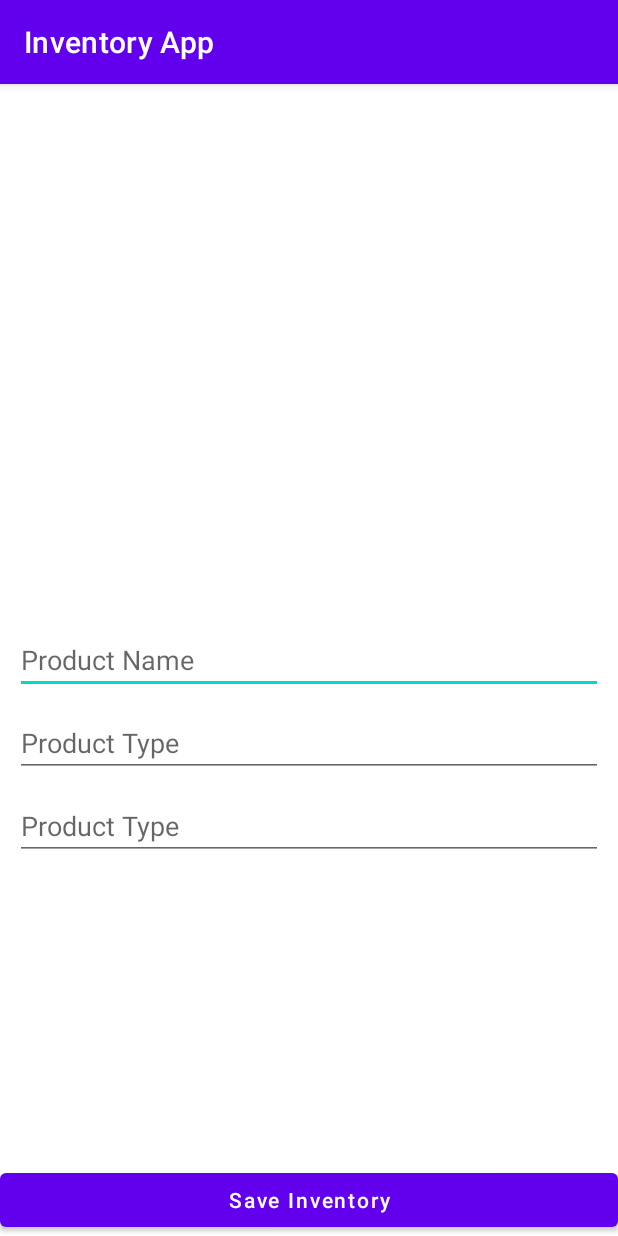
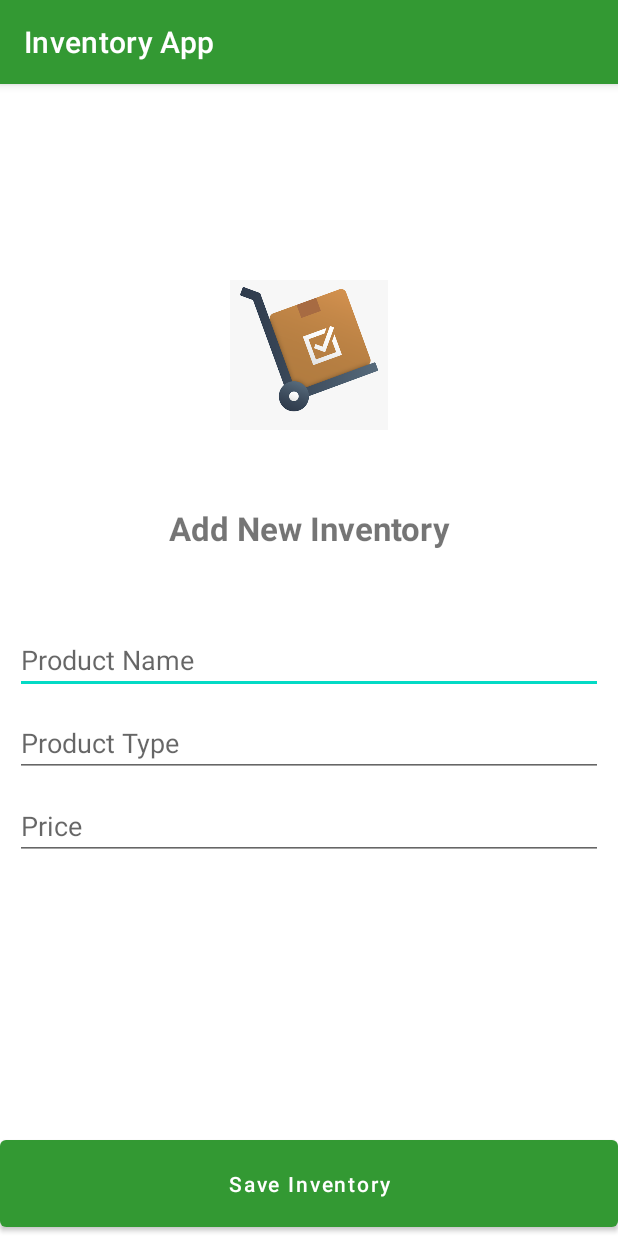
Before and after one commit to mervinkogei/Inventory_App, an Android app: the screen it shows after launch (Inventory_Screen), after a tap on "Add New Inventory", on a phone screen of 412 x 824 dp. Run offline under Robolectric (Android 15) with nearby library versions, the phone set to English and light mode, and no system bars; our stand-ins replace Room's generated code.

Commit message:
Add products Activity

```diff
--- a/app/src/main/java/com/custom/inventoryapp/Adapter/InventoryListAdapter.java
+++ b/app/src/main/java/com/custom/inventoryapp/Adapter/InventoryListAdapter.java
@@ -1,24 +1,64 @@
 package com.custom.inventoryapp.Adapter;
 
+import android.content.Context;
+import android.view.LayoutInflater;
+import android.view.View;
 import android.view.ViewGroup;
+import android.widget.TextView;
 
 import androidx.annotation.NonNull;
 import androidx.recyclerview.widget.RecyclerView;
 
-public class InventoryListAdapter extends RecyclerView.Adapter {
+import com.custom.inventoryapp.R;
+import com.custom.inventoryapp.database.Inventory;
+
+import java.util.List;
+
+public class InventoryListAdapter extends RecyclerView.Adapter <InventoryListAdapter.MyViewHolder>{
+
+    private final Context context;
+    private List<Inventory> inventoryList;
+
+    public InventoryListAdapter(Context context){
+        this.context = context;
+    }
+
+    public void setInventoryList(List<Inventory> inventoryList){
+        this.inventoryList = inventoryList;
+        notifyDataSetChanged();
+
+    }
+
     @NonNull
     @Override
-    public RecyclerView.ViewHolder onCreateViewHolder(@NonNull ViewGroup parent, int viewType) {
-        return null;
+    public InventoryListAdapter.MyViewHolder onCreateViewHolder(@NonNull ViewGroup parent, int viewType) {
+        View view = LayoutInflater.from(context).inflate(R.layout.simple_recycler_view,parent,false);
+
+        return new MyViewHolder(view);
     }
 
     @Override
-    public void onBindViewHolder(@NonNull RecyclerView.ViewHolder holder, int position) {
-
+    public void onBindViewHolder(@NonNull InventoryListAdapter.MyViewHolder holder, int position) {
+        holder.tvname.setText(this.inventoryList.get(position).product_name);
+        holder.tvprice.setText(this.inventoryList.get(position).price);
+        holder.tvtype.setText(this.inventoryList.get(position).product_type);
     }
 
     @Override
     public int getItemCount() {
-        return 0;
+        return this.inventoryList.size();
+    }
+
+    public static class MyViewHolder extends RecyclerView.ViewHolder {
+        TextView tvname;
+        TextView tvtype;
+        TextView tvprice;
+
+        public MyViewHolder(View view){
+            super(view);
+             tvname = view.findViewById(R.id.tvname);
+             tvtype = view.findViewById(R.id.tvtype);
+             tvprice = view.findViewById(R.id.tvprice);
+        }
     }
 }
--- a/app/src/main/java/com/custom/inventoryapp/Inventory_Screen.java
+++ b/app/src/main/java/com/custom/inventoryapp/Inventory_Screen.java
@@ -17,29 +17,30 @@ public class Inventory_Screen extends AppCompatActivity {
         super.onCreate(savedInstanceState);
         setContentView(R.layout.activity_inventory__screen);
 
-        EditText prod_name = findViewById(R.id.prod_name);
-        EditText prod_type = findViewById(R.id.prod_type);
-        EditText prod_price = findViewById(R.id.prod_price);
+        final EditText prod_name = findViewById(R.id.prod_name);
+        final EditText prod_type = findViewById(R.id.prod_type);
+        final EditText prod_price = findViewById(R.id.prod_price);
         Button save_inventory = findViewById(R.id.btn_save);
 
         save_inventory.setOnClickListener(new View.OnClickListener() {
             @Override
             public void onClick(View v) {
                 saveInventory(prod_name.getText().toString(),prod_type.getText().toString(),prod_price.getText().toString());
+
             }
         });
 
     }
 
-    private void saveInventory(String prod_name, String prod_type, String prod_price){
-        AppDatabase db = AppDatabase.getINSTANCE(this.getApplicationContext());
+    private void saveInventory(String product_name, String product_type, String price){
+        AppDatabase db = AppDatabase.getDbINSTANCE(this.getApplicationContext());
 
         Inventory inventory = new Inventory();
-        inventory.product_name = prod_name;
-        inventory.product_type = prod_type;
-        inventory.price = prod_price;
+        inventory.product_name = product_name;
+        inventory.product_type = product_type;
+        inventory.price = price;
 
-        db.inventoryDao().insertInventory();
+        db.inventoryDao().insertInventory(inventory);
 
         finish();
     }
--- a/app/src/main/java/com/custom/inventoryapp/MainActivity.java
+++ b/app/src/main/java/com/custom/inventoryapp/MainActivity.java
@@ -10,13 +10,17 @@ import android.content.Intent;
 import android.os.Bundle;
 import android.view.View;
 import android.widget.Button;
+import android.widget.ScrollView;
 
+import com.custom.inventoryapp.Adapter.InventoryListAdapter;
 import com.custom.inventoryapp.database.AppDatabase;
 import com.custom.inventoryapp.database.Inventory;
 
 import java.util.List;
 
 public class MainActivity extends AppCompatActivity {
+    private InventoryListAdapter inventoryListAdapter;
+
 
     @Override
     protected void onCreate(Bundle savedInstanceState) {
@@ -24,6 +28,15 @@ public class MainActivity extends AppCompatActivity {
         setContentView(R.layout.activity_main);
 
         Button btn_inventory = findViewById(R.id.btn_inventory);
+        Button btn_products = findViewById(R.id.btn_product);
+
+        btn_products.setOnClickListener(new View.OnClickListener() {
+            @Override
+            public void onClick(View v) {
+//                Intent intent = new Intent(MainActivity.this,ProductActivity.class);
+//                startActivity(intent);
+            }
+        });
 
         btn_inventory.setOnClickListener(new View.OnClickListener() {
             @Override
@@ -33,6 +46,8 @@ public class MainActivity extends AppCompatActivity {
         });
 
         initRecyclerView();
+
+        loadProductList();
     }
 
     private void initRecyclerView(){
@@ -42,12 +57,15 @@ public class MainActivity extends AppCompatActivity {
         DividerItemDecoration dividerItemDecoration = new DividerItemDecoration(this,DividerItemDecoration.VERTICAL);
         recyclerView.addItemDecoration(dividerItemDecoration);
 
+        inventoryListAdapter = new InventoryListAdapter(this);
+        recyclerView.setAdapter(inventoryListAdapter);
 
     }
 
     private void loadProductList(){
-        AppDatabase db = AppDatabase.getINSTANCE(this.getApplicationContext());
+        AppDatabase db = AppDatabase.getDbINSTANCE(this.getApplicationContext());
         List<Inventory> inventoryList = db.inventoryDao().getAllProducts();
+        inventoryListAdapter.setInventoryList(inventoryList);
     }
 
     @Override
--- a/app/src/main/java/com/custom/inventoryapp/database/AppDatabase.java
+++ b/app/src/main/java/com/custom/inventoryapp/database/AppDatabase.java
@@ -13,7 +13,7 @@ public abstract class AppDatabase extends RoomDatabase {
 
     private  static AppDatabase INSTANCE;
 
-    public static AppDatabase getINSTANCE(Context context) {
+    public static AppDatabase getDbINSTANCE(Context context) {
         if(INSTANCE == null){
             INSTANCE = Room.databaseBuilder(context.getApplicationContext(),AppDatabase.class,"INVENTORY_DB")
                     .allowMainThreadQueries()
--- a/app/src/main/res/layout/activity_inventory__screen.xml
+++ b/app/src/main/res/layout/activity_inventory__screen.xml
@@ -5,6 +5,28 @@
     android:layout_width="match_parent"
     android:layout_height="match_parent"
     tools:context=".Inventory_Screen">
+
+    <ImageView
+        android:id="@+id/imageView"
+        android:layout_width="200dp"
+        android:layout_height="100dp"
+        android:src="@drawable/inventory"
+        app:layout_constraintBottom_toTopOf="@+id/prod_name"
+        app:layout_constraintEnd_toEndOf="parent"
+        app:layout_constraintStart_toStartOf="parent"
+        app:layout_constraintTop_toTopOf="parent" />
+
+    <TextView
+        android:layout_width="match_parent"
+        android:layout_height="wrap_content"
+        android:text="Add New Inventory"
+        android:textSize="22dp"
+        android:textStyle="bold"
+        android:textAlignment="center"
+        app:layout_constraintBottom_toTopOf="@+id/prod_name"
+        app:layout_constraintTop_toBottomOf="@+id/imageView"
+        tools:layout_editor_absoluteX="29dp"
+        android:layout_gravity="center_horizontal" />
 
     <EditText
         android:id="@+id/prod_name"
@@ -31,13 +53,14 @@
         android:layout_height="wrap_content"
         app:layout_constraintStart_toStartOf="parent"
         app:layout_constraintTop_toBottomOf="@+id/prod_type"
+        android:inputType="number"
         android:layout_margin="10dp"
-        android:hint="Product Type"/>
+        android:hint="Price"/>
 
     <Button
         android:id="@+id/btn_save"
         android:layout_width="match_parent"
-        android:layout_height="wrap_content"
+        android:layout_height="70dp"
         app:layout_constraintBottom_toBottomOf="parent"
         app:layout_constraintEnd_toEndOf="parent"
         android:text="Save Inventory"
--- a/app/src/main/res/values/colors.xml
+++ b/app/src/main/res/values/colors.xml
@@ -7,4 +7,6 @@
     <color name="teal_700">#FF018786</color>
     <color name="black">#FF000000</color>
     <color name="white">#FFFFFFFF</color>
+    <color name="green">#339933</color>
+
 </resources>
--- a/app/src/main/res/values/themes.xml
+++ b/app/src/main/res/values/themes.xml
@@ -2,8 +2,8 @@
     <!-- Base application theme. -->
     <style name="Theme.InventoryApp" parent="Theme.MaterialComponents.DayNight.DarkActionBar">
         <!-- Primary brand color. -->
-        <item name="colorPrimary">@color/purple_500</item>
-        <item name="colorPrimaryVariant">@color/purple_700</item>
+        <item name="colorPrimary">@color/green</item>
+        <item name="colorPrimaryVariant">@color/green</item>
         <item name="colorOnPrimary">@color/white</item>
         <!-- Secondary brand color. -->
         <item name="colorSecondary">@color/teal_200</item>
--- a/build.gradle
+++ b/build.gradle
@@ -1,11 +1,15 @@
 // Top-level build file where you can add configuration options common to all sub-projects/modules.
 buildscript {
+    ext {
+        kotlin_version = '1.4.21'
+    }
     repositories {
         google()
         jcenter()
     }
     dependencies {
         classpath "com.android.tools.build:gradle:4.1.3"
+        classpath "org.jetbrains.kotlin:kotlin-gradle-plugin:$kotlin_version"
 
         // NOTE: Do not place your application dependencies here; they belong
         // in the individual module build.gradle files
```
Also changed, not shown: app/build.gradle (+8 -3 lines), app/src/main/AndroidManifest.xml (+5 -2 lines), app/src/main/java/com/custom/inventoryapp/Adapter/ProductListAdapter.java (added, +31 -0 lines), app/src/main/java/com/custom/inventoryapp/ApiClient.java (added, +31 -0 lines), app/src/main/java/com/custom/inventoryapp/Interface/ApiService.java (added, +14 -0 lines), app/src/main/java/com/custom/inventoryapp/ProductActivity.java (added, +65 -0 lines), app/src/main/java/com/custom/inventoryapp/ProductResponse.java (added, +42 -0 lines), app/src/main/java/com/custom/inventoryapp/Products.java (added, +25 -0 lines), app/src/main/res/layout/activity_main.xml (+25 -7 lines), app/src/main/res/layout/activity_product.xml (added, +28 -0 lines), app/src/main/res/layout/simple_recycler_view.xml (added, +35 -0 lines), app/src/main/res/drawable-v24/inventory.png (added).
